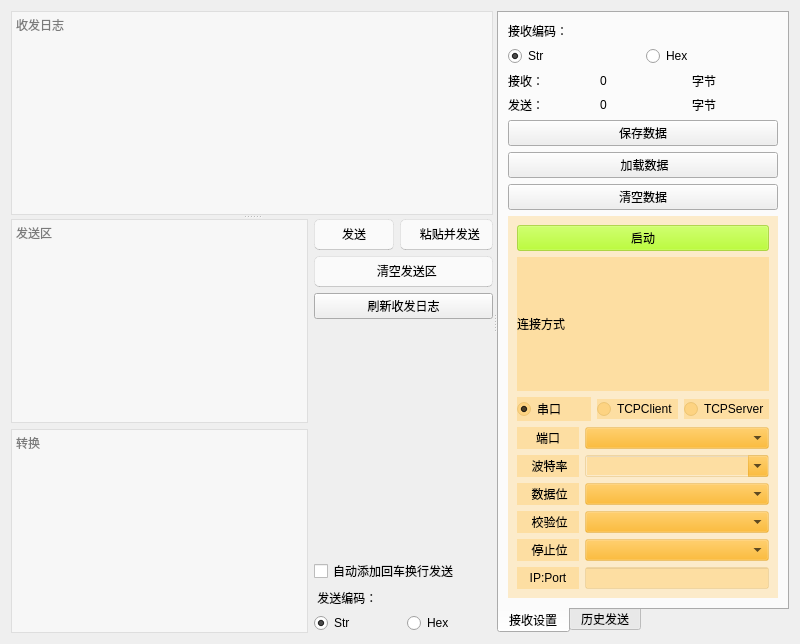
Above: components/ComTool/comtool.ui from xutongxin1/WirelessMonitor before the change. Below: the same form after it.
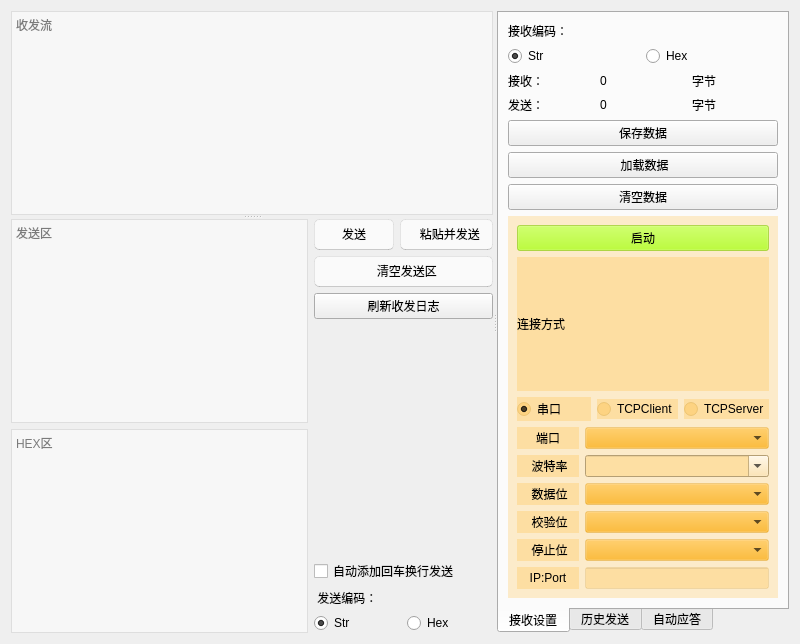
That is the form after the change. Custom widgets are drawn as their Qt base class.

The edit to the form file:
```diff
--- a/components/ComTool/comtool.ui
+++ b/components/ComTool/comtool.ui
@@ -55,7 +55,7 @@
            <bool>true</bool>
           </property>
           <property name="placeholderText">
-           <string>收发日志</string>
+           <string>收发流</string>
           </property>
          </widget>
          <widget class="QWidget" name="horizontalLayoutWidget_2">
@@ -78,7 +78,7 @@
                 <string notr="true">background-color: rgba(255, 255, 255, 125);</string>
                </property>
                <property name="placeholderText">
-                <string>转换</string>
+                <string>HEX区</string>
                </property>
               </widget>
              </item>
@@ -566,6 +566,14 @@
                 </item>
                 <item>
                  <widget class="QComboBox" name="BandCombo">
+                  <property name="styleSheet">
+                   <string notr="true">QComboBox {
+    background-color: #fddfa3; /* 下拉框背景颜色设置为白色 */
+}
+QComboBox QScrollBar::handle:vertical {
+    background-color: #ffe4e1; /* 滚动条手柄背景颜色为#b2bdaf */
+}</string>
+                  </property>
                   <property name="editable">
                    <bool>true</bool>
                   </property>
@@ -699,6 +707,11 @@
            </item>
           </layout>
          </widget>
+         <widget class="QWidget" name="AutoReply">
+          <attribute name="title">
+           <string>自动应答</string>
+          </attribute>
+         </widget>
         </widget>
        </item>
       </layout>
@@ -729,6 +742,11 @@
    <extends>QTextEdit</extends>
    <header>QTextEditWithKey.h</header>
   </customwidget>
+  <customwidget>
+   <class>QtMaterialRaisedButton</class>
+   <extends>QPushButton</extends>
+   <header location="global">qtmaterialraisedbutton.h</header>
+  </customwidget>
  </customwidgets>
  <resources/>
  <connections/>
```
Left out of the diff: 14 changed lines with no effect on the pictures.
